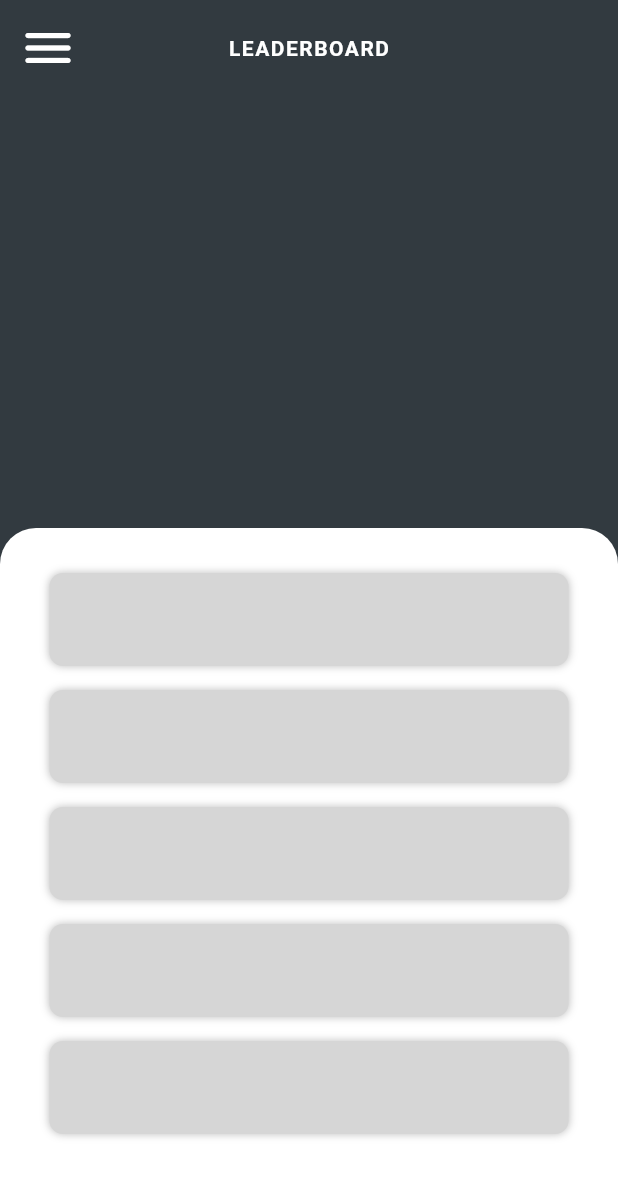
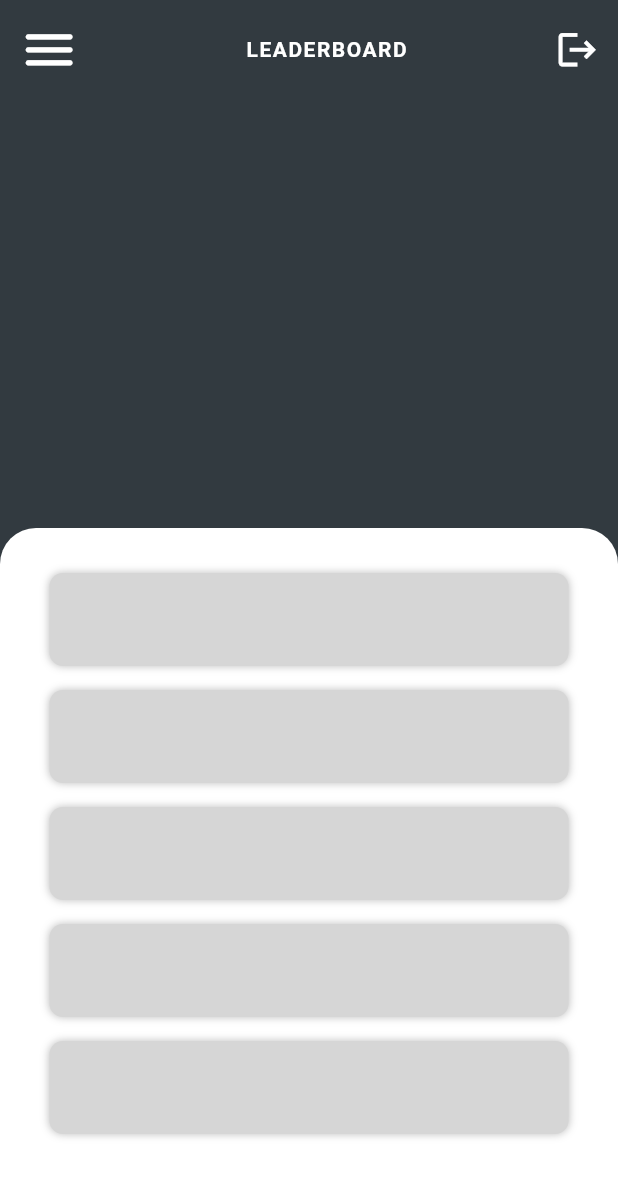
Before and after one commit to kanounzied/aeroday-2021-main, a Flutter app: the LeaderBoard screen opened directly, on a phone screen of 412 x 824 dp. Shown: the top 1177 px of the screen. Run offline on Flutter 3.47's test engine with Material 2 defaults, Android fonts, the phone set to English and light mode, and no system bars; our stand-ins replace cached_network_image, cloud_firestore, firebase_auth, firebase_core; accounts and stored records are empty.

Commit message:
Made AppBar as a widget

```diff
--- a/lib/screens/leaderboard_screen/leaderboard.dart
+++ b/lib/screens/leaderboard_screen/leaderboard.dart
@@ -1,4 +1,5 @@
 import 'package:aeroday_2021/services/contestant_info.dart';
+import 'package:aeroday_2021/widgets/appBar/appbar.dart';
 import 'package:aeroday_2021/widgets/contestantlb_card.dart';
 import 'package:flutter/material.dart';
 import 'package:aeroday_2021/constants/app_constants.dart';
@@ -44,38 +45,9 @@ class _LeaderBoardState extends State<LeaderBoard> {
           child: Column(
             mainAxisAlignment: MainAxisAlignment.spaceBetween,
             children: [
-              Row(
-                mainAxisAlignment: MainAxisAlignment.spaceBetween,
-                children: [
-                  IconButton(
-                    padding: const EdgeInsets.all(12.0),
-                    onPressed: () {
-                      setState(() {
-                        Scaffold.of(c).openDrawer();
-                      });
-                    },
-                    color: Colors.white,
-                    iconSize: 40,
-                    icon: Icon(
-                      Icons.menu_rounded,
-                    ),
-                  ),
-                  Container(
-                    child: Text(
-                      'LEADERBOARD',
-                      style: TextStyle(
-                        color: Colors.white,
-                        fontWeight: FontWeight.w600,
-                        letterSpacing: 1,
-                      ),
-                      textAlign: TextAlign.center,
-                    ),
-                  ),
-                  SizedBox(
-                    width:
-                        64, //iconsize + horizontal padding (to center the title)
-                  ),
-                ],
+              AppBarCustom(
+                title: 'LEADERBOARD',
+                c: c,
               ),
               SizedBox(height: 10),
               _contestantsList.isEmpty ? Container() : buildTopThree(),
--- /dev/null
+++ b/lib/widgets/appBar/appbar.dart
@@ -0,0 +1,72 @@
+import 'package:aeroday_2021/config/responsive_size.dart';
+import 'package:flutter/material.dart';
+
+import 'package:firebase_auth/firebase_auth.dart';
+
+class AppBarCustom extends StatefulWidget {
+  final String title;
+  final BuildContext c;
+  AppBarCustom({required this.title, required this.c});
+
+  @override
+  _AppBar createState() => _AppBar(title: this.title, c: this.c);
+}
+
+class _AppBar extends State<AppBarCustom> {
+  String title;
+  BuildContext c;
+
+  _AppBar({required this.title, required this.c});
+
+  @override
+  Widget build(BuildContext context) {
+    return Row(
+      mainAxisAlignment: MainAxisAlignment.spaceBetween,
+      children: [
+        IconButton(
+          padding: const EdgeInsets.all(12.0),
+          onPressed: () {
+            setState(() {
+              Scaffold.of(c).openDrawer();
+            });
+          },
+          color: Colors.white,
+          iconSize: SizeConfig.defaultSize * 4.2,
+          icon: Icon(
+            Icons.menu_rounded,
+          ),
+        ),
+        Container(
+          child: Text(
+            this.title,
+            style: TextStyle(
+              color: Colors.white,
+              fontWeight: FontWeight.w600,
+              letterSpacing: 1,
+            ),
+            textAlign: TextAlign.center,
+          ),
+        ),
+        Container(
+          alignment: Alignment.centerRight,
+          margin: EdgeInsets.only(right: SizeConfig.screenWidth * .03),
+          child: GestureDetector(
+            onTap: () async {
+              if (FirebaseAuth.instance.currentUser == null) return;
+              print("logout tap");
+              await FirebaseAuth.instance.signOut();
+              setState(() {});
+            },
+            child: Icon(
+              Icons.logout,
+              color: FirebaseAuth.instance.currentUser == null
+                  ? Color(0x00FFFFFF)
+                  : Color(0xFFFFFFFF),
+              size: SizeConfig.defaultSize * 3,
+            ),
+          ),
+        ),
+      ],
+    );
+  }
+}
--- a/lib/widgets/dialog_reset_pwd/pwd_dialog.dart
+++ b/lib/widgets/dialog_reset_pwd/pwd_dialog.dart
@@ -304,6 +304,7 @@ class _PwdDialogState extends State<PwdDialog> {
                         Navigator.pop(context);
                         setState(() {});
                       }
+                      Focus.of(context).unfocus();
                     },
               child: Text(
                 nbStep == 3 ? "Let's go!" : "Next",
```
Also changed, not shown: lib/screens/home_screen/home.dart (+4 -48 lines), lib/screens/vote_ac.dart (+4 -49 lines).
